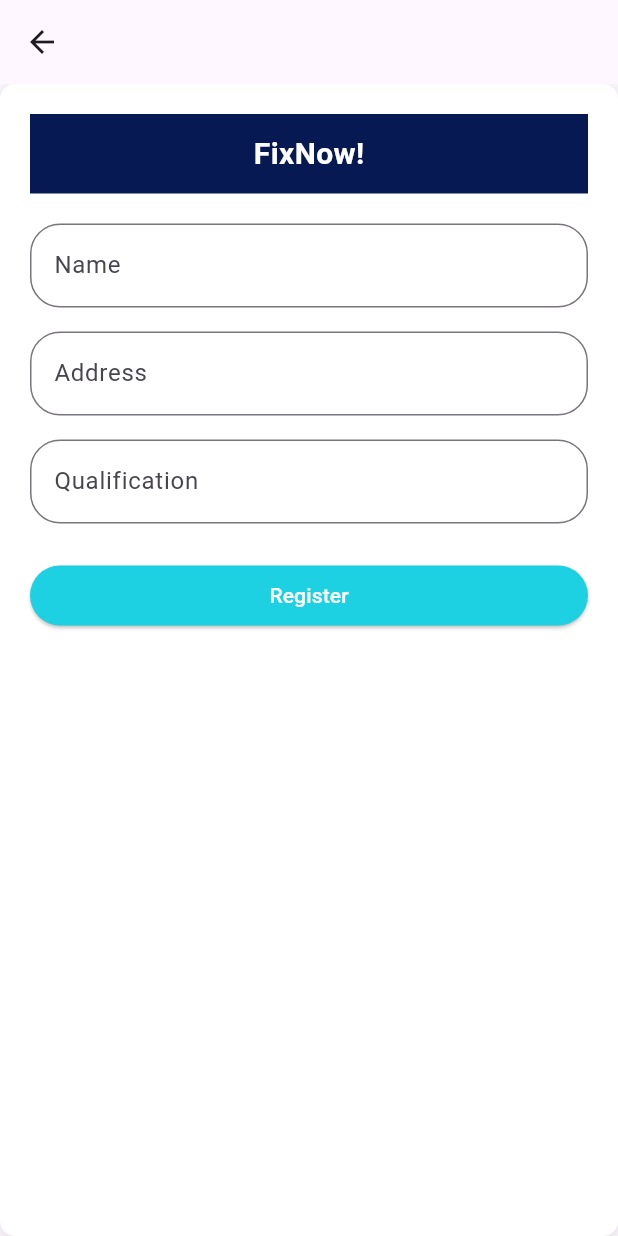
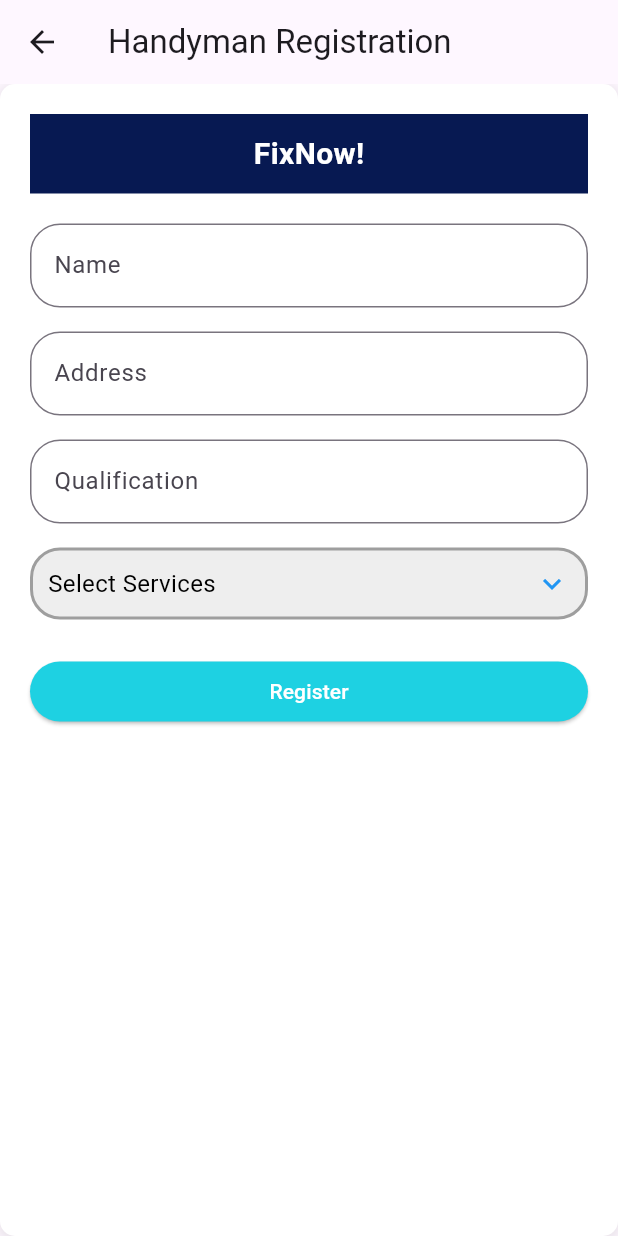
Before and after one commit to lavanya-sr8/FixNow, a Flutter app: the ServHandyman screen opened directly, after a tap on "Handyman", on a phone screen of 412 x 824 dp. Run offline on Flutter 3.47's test engine with Material 3 defaults, Android fonts, the phone set to English and light mode, and no system bars; drawn by our look-alikes of multi_select_flutter; our stand-ins replace cloud_firestore, firebase_auth, firebase_core; accounts and stored records are empty.

Commit message:
handyman registration modified

```diff
--- a/lib/handyman_registration_page.dart
+++ b/lib/handyman_registration_page.dart
@@ -1,5 +1,7 @@
+import 'package:firebase_auth/firebase_auth.dart';
 import 'package:flutter/material.dart';
 import 'package:cloud_firestore/cloud_firestore.dart'; // Firestore import
+import 'package:multi_select_flutter/multi_select_flutter.dart'; // Multi-select import
 
 class HandymanRegistrationPage extends StatefulWidget {
   const HandymanRegistrationPage({super.key});
@@ -14,20 +16,79 @@ class _HandymanRegistrationPageState extends State<HandymanRegistrationPage> {
   final _nameController = TextEditingController();
   final _addressController = TextEditingController();
   final _qualificationController = TextEditingController();
+
+  List<String> _selectedServices = [];
+
+  final List<String> _services = [
+    "Plumbing",
+    "Electrical",
+    "Carpentry",
+    "Painting",
+    "Cleaning",
+  ];
+
   // Function to handle Firestore data submission
+  // Future<void> _registerHandyman() async {
+  //   if (_formKey.currentState!.validate()) {
+  //     // Firestore collection reference
+  //     CollectionReference handymanProfile = FirebaseFirestore.instance.collection('handy_profile');
+
+  //     // Add data to Firestore
+  //     await handymanProfile.add({
+  //       'name': _nameController.text,
+  //       'address': _addressController.text,
+  //       'qualification': _qualificationController.text,
+  //       'services': _selectedServices,  // Add selected services
+  //     });
+
+  //     // Show success message or navigate to another page
+  //     ScaffoldMessenger.of(context).showSnackBar(
+  //       const SnackBar(content: Text('Handyman registered successfully!')),
+  //     );
+
+  //     // Clear the form fields after successful registration
+  //     _nameController.clear();
+  //     _addressController.clear();
+  //     _qualificationController.clear();
+  //     setState(() {
+  //       _selectedServices = [];
+  //     });
+  //   }
+  // }
+
   Future<void> _registerHandyman() async {
   if (_formKey.currentState!.validate()) {
-      // Firestore collection reference
+    // Get the current user's UID
+    User? user = FirebaseAuth.instance.currentUser;
+    if (user != null) {
+      String uid = user.uid;
+
+      // Get the user's profile from Firestore
+      DocumentSnapshot userProfile = await FirebaseFirestore.instance.collection('Users').doc(uid).get();
+
+      // Check if the user is already a handyman
+      if (userProfile.exists && userProfile['isHandyman'] == true) {
+        // Show an error message if the user is already registered as a handyman
+        ScaffoldMessenger.of(context).showSnackBar(
+          const SnackBar(content: Text('You are already registered as a handyman!')),
+        );
+      } else {
+        // Proceed with handyman registration
         CollectionReference handymanProfile = FirebaseFirestore.instance.collection('handy_profile');
 
-      // Add data to Firestore
         await handymanProfile.add({
           'name': _nameController.text,
           'address': _addressController.text,
           'qualification': _qualificationController.text,
+          'services': _selectedServices,
+          'uid': uid, // Link handyman profile with user
         });
 
-      // Show success message or navigate to another page
+        // Update the 'isHandyman' field in the user profile
+        await FirebaseFirestore.instance.collection('Users').doc(uid).update({
+          'isHandyman': true,
+        });
+
         ScaffoldMessenger.of(context).showSnackBar(
           const SnackBar(content: Text('Handyman registered successfully!')),
         );
@@ -36,13 +97,25 @@ class _HandymanRegistrationPageState extends State<HandymanRegistrationPage> {
         _nameController.clear();
         _addressController.clear();
         _qualificationController.clear();
+        setState(() {
+          _selectedServices = [];
+        });
+      }
+    } else {
+      // Show an error if the user is not logged in
+      ScaffoldMessenger.of(context).showSnackBar(
+        const SnackBar(content: Text('Please log in to register as a handyman.')),
+      );
     }
   }
+}
+
+
   @override
   Widget build(BuildContext context) {
     return Scaffold(
       appBar: AppBar(
-        title: const Text(''),
+        title: const Text('Handyman Registration'),
       ),
       body: Padding(
         padding: EdgeInsets.zero,
@@ -61,16 +134,14 @@ class _HandymanRegistrationPageState extends State<HandymanRegistrationPage> {
               ],
             ),
             padding: const EdgeInsets.all(20.0),
-            child: Form( // Wrap fields in a Form widget for validation
+            child: Form(
               key: _formKey,
               child: Column(
                 crossAxisAlignment: CrossAxisAlignment.stretch,
                 children: [
                   _buildHeader(),
                   const SizedBox(height: 20),
-                  Padding(
-                    padding: const EdgeInsets.only(top: 0.0),
-                    child: TextFormField(
+                  TextFormField(
                     controller: _nameController,
                     decoration: const InputDecoration(
                       labelText: 'Name',
@@ -86,7 +157,6 @@ class _HandymanRegistrationPageState extends State<HandymanRegistrationPage> {
                       return null;
                     },
                     style: const TextStyle(color: Colors.black),
-                    ),
                   ),
                   const SizedBox(height: 16.0),
                   TextFormField(
@@ -124,9 +194,41 @@ class _HandymanRegistrationPageState extends State<HandymanRegistrationPage> {
                     },
                     style: const TextStyle(color: Colors.black),
                   ),
+                  const SizedBox(height: 16.0),
+
+                  // Multi-Select Dropdown
+                  MultiSelectDialogField(
+                    items: _services.map((e) => MultiSelectItem(e, e)).toList(),
+                    title: const Text("Select Services"),
+                    selectedColor: Colors.blue,
+                    decoration: BoxDecoration(
+                      color: Colors.grey[200],
+                      borderRadius: const BorderRadius.all(Radius.circular(20.0)),
+                      border: Border.all(
+                        color: Colors.grey,
+                        width: 2,
+                      ),
+                    ),
+                    buttonIcon: const Icon(
+                      Icons.keyboard_arrow_down,
+                      color: Colors.blue,
+                    ),
+                    buttonText: const Text(
+                      "Select Services",
+                      style: TextStyle(
+                        color: Colors.black,
+                        fontSize: 16,
+                      ),
+                    ),
+                    onConfirm: (results) {
+                      setState(() {
+                        _selectedServices = results.cast<String>();
+                      });
+                    },
+                  ),
                   const SizedBox(height: 24.0),
                   ElevatedButton(
-                    onPressed: _registerHandyman, // Call the Firestore save function
+                    onPressed: _registerHandyman,
                     style: ElevatedButton.styleFrom(
                       backgroundColor: const Color.fromARGB(255, 30, 209, 226),
                       foregroundColor: Colors.white,
--- a/lib/ser_handyman.dart
+++ b/lib/ser_handyman.dart
@@ -1,9 +1,26 @@
 import 'package:FixNow/handyman_registration_page.dart';
 import 'package:flutter/material.dart';
 import 'package:FixNow/service_selection_page.dart';
+import 'package:firebase_auth/firebase_auth.dart';
+import 'package:cloud_firestore/cloud_firestore.dart';
 
 class ServHandyman extends StatelessWidget {
   const ServHandyman({super.key});
+
+  // Function to check if the user is already registered as a handyman
+  Future<bool> _isHandymanRegistered() async {
+    User? user = FirebaseAuth.instance.currentUser;
+    if (user != null) {
+      String uid = user.uid;
+      DocumentSnapshot userDoc = await FirebaseFirestore.instance.collection('Users').doc(uid).get();
+
+      // Check if the 'isHandyman' field exists and is true
+      if (userDoc.exists && userDoc['isHandyman'] == true) {
+        return true;
+      }
+    }
+    return false;
+  }
 
   @override
   Widget build(BuildContext context) {
@@ -34,7 +51,6 @@ class ServHandyman extends StatelessWidget {
                 ElevatedButton(
                   style: ElevatedButton.styleFrom(
                     backgroundColor: const Color(0xFF00B4D8),
-// Button filled with 37B7C3
                     padding: const EdgeInsets.symmetric(
                         vertical: 15.0, horizontal: 70.0),
                     shape: RoundedRectangleBorder(
@@ -42,7 +58,7 @@ class ServHandyman extends StatelessWidget {
                     ),
                   ),
                   onPressed: () {
-                    // Navigate to ServHandyman page
+                    // Navigate to Service Selection page
                     Navigator.push(
                       context,
                       MaterialPageRoute(
@@ -63,21 +79,33 @@ class ServHandyman extends StatelessWidget {
                 ElevatedButton(
                   style: ElevatedButton.styleFrom(
                     backgroundColor: const Color(0xFF00B4D8),
-                    // Button filled with 37B7C3
                     padding: const EdgeInsets.symmetric(
                         vertical: 15.0, horizontal: 60.0),
                     shape: RoundedRectangleBorder(
                       borderRadius: BorderRadius.circular(30.0),
                     ),
                   ),
-                  onPressed: () {
-                    // Navigate to ServHandyman page
-                    Navigator.push(
-                      context,
-                      MaterialPageRoute(
-                          builder: (context) =>
-                              const HandymanRegistrationPage()),
-                    );
+                  onPressed: () async {
+                    // Check if the user is already a handyman
+                    bool isHandyman = await _isHandymanRegistered();
+
+                    if (isHandyman) {
+                      // Show message if already registered as a handyman
+                      ScaffoldMessenger.of(context).showSnackBar(
+                        const SnackBar(content: Text('You are already registered as a handyman!')),
+                      );
+
+                      // Optionally, navigate to a different page (like profile or edit details)
+                      // Navigator.push(context, MaterialPageRoute(builder: (context) => const EditHandymanProfilePage()));
+                    } else {
+                      // Navigate to Handyman Registration page if not registered
+                      Navigator.push(
+                        context,
+                        MaterialPageRoute(
+                          builder: (context) => const HandymanRegistrationPage(),
+                        ),
+                      );
+                    }
                   },
                   child: const Text(
                     'Handyman',
--- a/lib/sign_up.dart
+++ b/lib/sign_up.dart
@@ -264,7 +264,8 @@ class SignUpFormState extends State<SignUpForm> {
     await FirebaseFirestore.instance.collection('Users').doc(uid).set({
       'username': username.trim(),
       'email': email.trim(),
-      'uid': uid
+      'uid': uid,
+      'isHandyman': false
     });
 
     // Navigate to the home page or login page after sign-up
--- a/pubspec.yaml
+++ b/pubspec.yaml
@@ -41,6 +41,7 @@ dependencies:
   cloud_functions: ^5.1.2
   geolocator: ^13.0.1
   firebase_messaging: ^15.1.2
+  multi_select_flutter: ^4.1.3
 
 
 dev_dependencies:
```
Also changed, not shown: lib/service_selection_page.dart (line endings or trailing spaces), pubspec.lock, 1 other file. Lines whose indentation alone changed are shown as unchanged.
